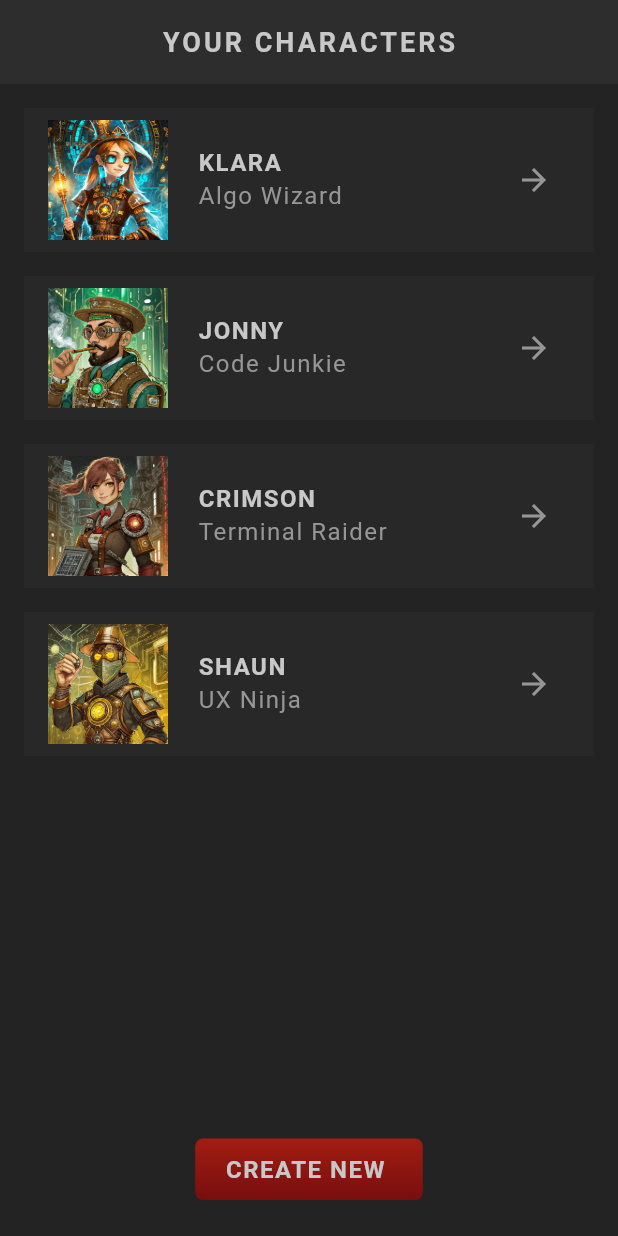
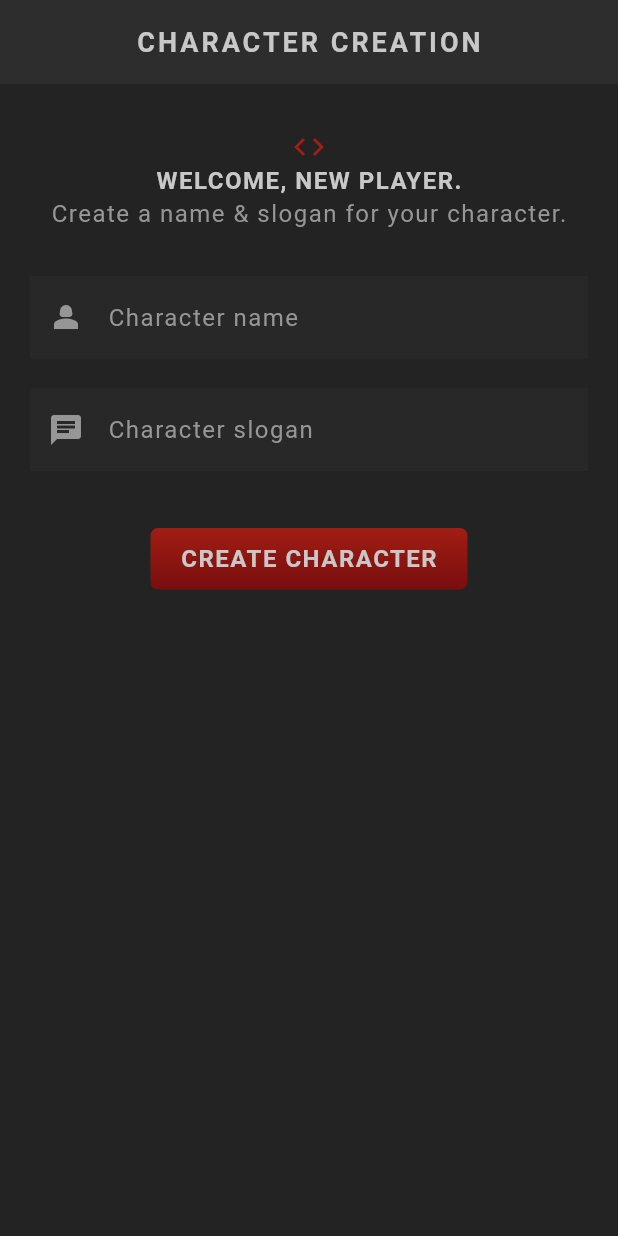
Before and after one commit to heartless4ngel/flutter_rpg, a Flutter app: the screen it shows after launch, on a phone screen of 412 x 824 dp. Run offline on Flutter 3.47's test engine with Material 3 defaults, Android fonts, the phone set to English and light mode, and no system bars; our stand-ins replace google_fonts; Roboto replaces fonts that are missing (Kanit).

Commit message:
feat(screen): create screen "create"

```diff
--- a/lib/main.dart
+++ b/lib/main.dart
@@ -1,11 +1,9 @@
 import 'package:flutter/material.dart';
-import 'package:flutter_rpg/screens/home/home.dart';
+import 'package:flutter_rpg/screens/create/create.dart';
 import 'package:flutter_rpg/theme.dart';
 
-import 'models/character.dart';
-
 void main() {
-  runApp( MaterialApp(home: Home(),theme: primaryTheme,));
+  runApp( MaterialApp(home: Create(),theme: primaryTheme,));
 }
 
 class Sandbox extends StatelessWidget {
--- /dev/null
+++ b/lib/screens/create/create.dart
@@ -0,0 +1,95 @@
+import 'package:flutter/material.dart';
+import 'package:flutter_rpg/shared/styled_button.dart';
+import 'package:flutter_rpg/theme.dart';
+import '../../shared/styled_text.dart';
+import 'package:google_fonts/google_fonts.dart';
+
+class Create extends StatefulWidget {
+  const Create({super.key});
+
+  @override
+  State<Create> createState() => _CreateState();
+}
+
+class _CreateState extends State<Create> {
+
+  final _nameController = TextEditingController();
+  final _sloganController = TextEditingController();
+
+  @override
+  void dispose() {
+    _nameController.dispose();
+    _sloganController.dispose();
+    super.dispose();
+  }
+
+  //submit handler
+  void handleSubmit() {
+    if(_nameController.text.trim().isEmpty){
+      print("name must not be empty");
+      return;
+    }
+    if(_sloganController.text.trim().isEmpty){
+      print("slogan must not be empty");
+      return;
+    }
+    print(_nameController.text);
+    print(_sloganController.text);
+  }
+
+
+  @override
+  Widget build(BuildContext context) {
+    return Scaffold(
+      appBar: AppBar(title: const StyledTitle("Character Creation")),
+      body: SafeArea(
+        child: Container(
+          padding: const EdgeInsets.symmetric(vertical: 30, horizontal: 20),
+          child: Column(
+            children: [
+              //welcome message
+              Center(child: Icon(Icons.code, color: AppColors.primaryColor)),
+              Center(child: StyledHeading("Welcome, new player.")),
+              Center(
+                child: StyledText("Create a name & slogan for your character."),
+              ),
+              SizedBox(height: 30),
+
+              //input for name and slogan
+              TextField(
+                controller: _nameController,
+                style: GoogleFonts.kanit(
+                  textStyle: Theme.of(context).textTheme.bodyMedium,
+                ),
+                cursorColor: AppColors.textColor,
+                decoration: const InputDecoration(
+                  prefixIcon: Icon(Icons.person_2),
+                  label: StyledText("Character name"),
+                ),
+              ),
+              const SizedBox(height: 20),
+              TextField(
+                controller: _sloganController,
+                style: GoogleFonts.kanit(
+                  textStyle: Theme.of(context).textTheme.bodyMedium,
+                ),
+                cursorColor: AppColors.textColor,
+                decoration: const InputDecoration(
+                  prefixIcon: Icon(Icons.chat),
+                  label: StyledText("Character slogan"),
+                ),
+              ),
+              const SizedBox(height: 30),
+              Center(
+                child: StyledButton(
+                  onPressed: handleSubmit,
+                  child: const StyledHeading("Create Character"),
+                ),
+              )
+            ],
+          ),
+        ),
+      ),
+    );
+  }
+}
--- a/lib/theme.dart
+++ b/lib/theme.dart
@@ -52,4 +52,13 @@ ThemeData primaryTheme = ThemeData(
     shadowColor: Colors.transparent,
     margin: const EdgeInsets.only(bottom: 16)
   ),
+
+  //input decoration theme
+  inputDecorationTheme: InputDecorationTheme(
+    filled: true,
+    fillColor: AppColors.secondaryColor.withValues(alpha: 0.5),
+    border: InputBorder.none,
+    labelStyle: TextStyle(color: AppColors.textColor),
+    prefixIconColor: AppColors.textColor
+  )
 );
```
